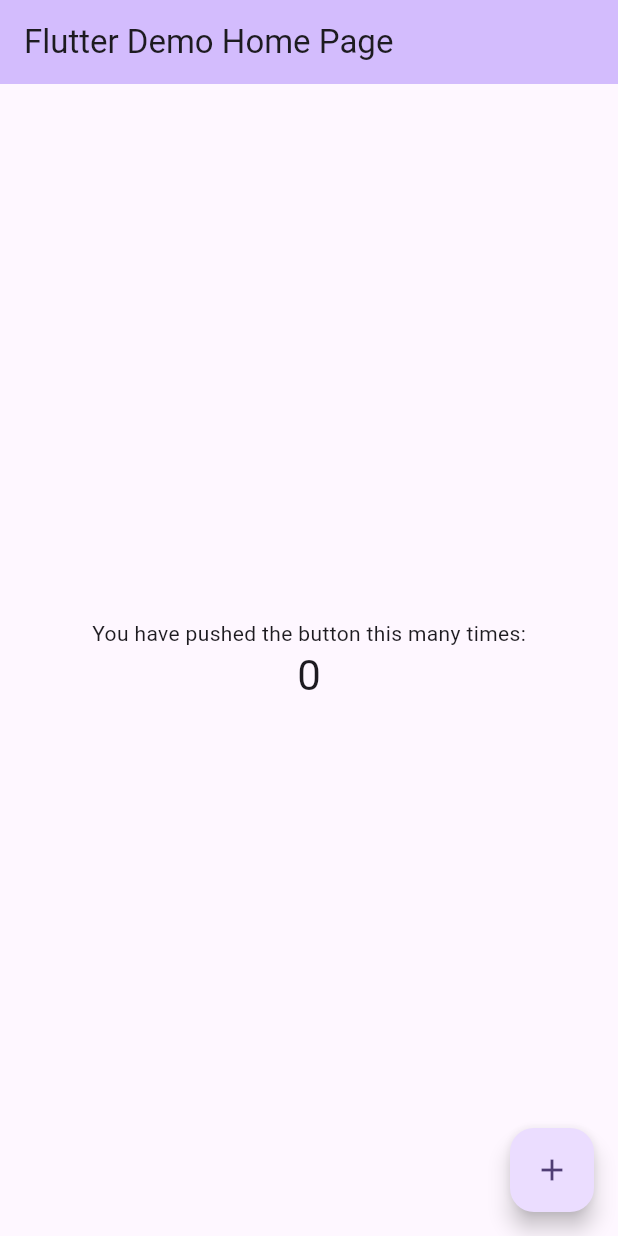
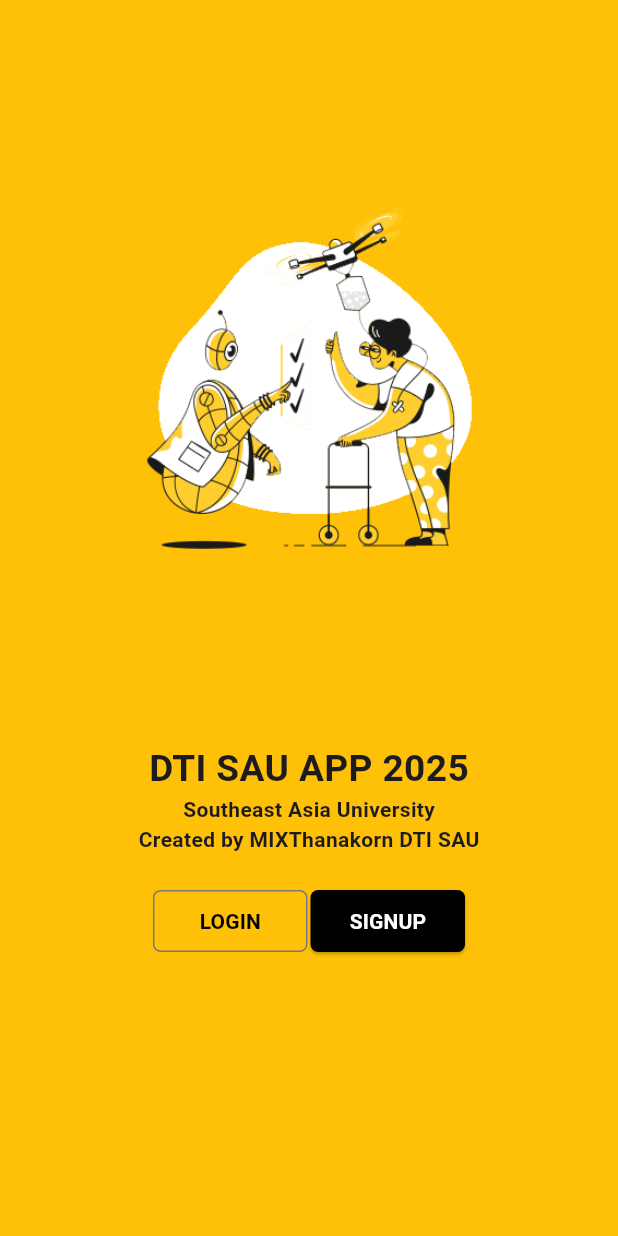
Before and after one commit to 6652410026ThayakornKoomphai/dti_sau_project, a Flutter app: the screen it shows after launch, on a phone screen of 412 x 824 dp. Run offline on Flutter 3.47's test engine with Material 3 defaults, Android fonts, the phone set to English and light mode, and no system bars.

Commit message:
V.2 สร้างหน้า welcome

```diff
--- a/lib/main.dart
+++ b/lib/main.dart
@@ -1,125 +1,28 @@
+import 'package:dti_sau_project/views/welcome_ui.dart';
 import 'package:flutter/material.dart';
 
+
 void main() {
-  runApp(const MyApp());
+  runApp(
+    //เรียกใช้งานคลาสเรียกใช้ Widget หลักของ App ก็คือ MaterialApp()
+    DtiSau(),
+  );
+}
+//----------------------------------------------------------------------
+
+class DtiSau extends StatefulWidget {
+  const DtiSau({super.key});
+
+  @override
+  State<DtiSau> createState() => _DtiSauState();
 }
 
-class MyApp extends StatelessWidget {
-  const MyApp({super.key});
-
-  // This widget is the root of your application.
+class _DtiSauState extends State<DtiSau> {
   @override
   Widget build(BuildContext context) {
     return MaterialApp(
-      title: 'Flutter Demo',
-      theme: ThemeData(
-        // This is the theme of your application.
-        //
-        // TRY THIS: Try running your application with "flutter run". You'll see
-        // the application has a purple toolbar. Then, without quitting the app,
-        // try changing the seedColor in the colorScheme below to Colors.green
-        // and then invoke "hot reload" (save your changes or press the "hot
-        // reload" button in a Flutter-supported IDE, or press "r" if you used
-        // the command line to start the app).
-        //
-        // Notice that the counter didn't reset back to zero; the application
-        // state is not lost during the reload. To reset the state, use hot
-        // restart instead.
-        //
-        // This works for code too, not just values: Most code changes can be
-        // tested with just a hot reload.
-        colorScheme: ColorScheme.fromSeed(seedColor: Colors.deepPurple),
-        useMaterial3: true,
-      ),
-      home: const MyHomePage(title: 'Flutter Demo Home Page'),
+      debugShowCheckedModeBanner: false,
+      home: WelcomeUI(), //เรียกหน้าจอแรก
     );
   }
 }
-
-class MyHomePage extends StatefulWidget {
-  const MyHomePage({super.key, required this.title});
-
-  // This widget is the home page of your application. It is stateful, meaning
-  // that it has a State object (defined below) that contains fields that affect
-  // how it looks.
-
-  // This class is the configuration for the state. It holds the values (in this
-  // case the title) provided by the parent (in this case the App widget) and
-  // used by the build method of the State. Fields in a Widget subclass are
-  // always marked "final".
-
-  final String title;
-
-  @override
-  State<MyHomePage> createState() => _MyHomePageState();
-}
-
-class _MyHomePageState extends State<MyHomePage> {
-  int _counter = 0;
-
-  void _incrementCounter() {
-    setState(() {
-      // This call to setState tells the Flutter framework that something has
-      // changed in this State, which causes it to rerun the build method below
-      // so that the display can reflect the updated values. If we changed
-      // _counter without calling setState(), then the build method would not be
-      // called again, and so nothing would appear to happen.
-      _counter++;
-    });
-  }
-
-  @override
-  Widget build(BuildContext context) {
-    // This method is rerun every time setState is called, for instance as done
-    // by the _incrementCounter method above.
-    //
-    // The Flutter framework has been optimized to make rerunning build methods
-    // fast, so that you can just rebuild anything that needs updating rather
-    // than having to individually change instances of widgets.
-    return Scaffold(
-      appBar: AppBar(
-        // TRY THIS: Try changing the color here to a specific color (to
-        // Colors.amber, perhaps?) and trigger a hot reload to see the AppBar
-        // change color while the other colors stay the same.
-        backgroundColor: Theme.of(context).colorScheme.inversePrimary,
-        // Here we take the value from the MyHomePage object that was created by
-        // the App.build method, and use it to set our appbar title.
-        title: Text(widget.title),
-      ),
-      body: Center(
-        // Center is a layout widget. It takes a single child and positions it
-        // in the middle of the parent.
-        child: Column(
-          // Column is also a layout widget. It takes a list of children and
-          // arranges them vertically. By default, it sizes itself to fit its
-          // children horizontally, and tries to be as tall as its parent.
-          //
-          // Column has various properties to control how it sizes itself and
-          // how it positions its children. Here we use mainAxisAlignment to
-          // center the children vertically; the main axis here is the vertical
-          // axis because Columns are vertical (the cross axis would be
-          // horizontal).
-          //
-          // TRY THIS: Invoke "debug painting" (choose the "Toggle Debug Paint"
-          // action in the IDE, or press "p" in the console), to see the
-          // wireframe for each widget.
-          mainAxisAlignment: MainAxisAlignment.center,
-          children: <Widget>[
-            const Text(
-              'You have pushed the button this many times:',
-            ),
-            Text(
-              '$_counter',
-              style: Theme.of(context).textTheme.headlineMedium,
-            ),
-          ],
-        ),
-      ),
-      floatingActionButton: FloatingActionButton(
-        onPressed: _incrementCounter,
-        tooltip: 'Increment',
-        child: const Icon(Icons.add),
-      ), // This trailing comma makes auto-formatting nicer for build methods.
-    );
-  }
-}
--- /dev/null
+++ b/lib/views/login_ui.dart
@@ -0,0 +1,15 @@
+import 'package:flutter/material.dart';
+
+class LoginUI extends StatefulWidget {
+  const LoginUI({super.key});
+
+  @override
+  State<LoginUI> createState() => _LoginUIState();
+}
+
+class _LoginUIState extends State<LoginUI> {
+  @override
+  Widget build(BuildContext context) {
+    return Scaffold();
+  }
+}
--- /dev/null
+++ b/lib/views/signup_ui.dart
@@ -0,0 +1,15 @@
+import 'package:flutter/material.dart';
+
+class SignupUI extends StatefulWidget {
+  const SignupUI({super.key});
+
+  @override
+  State<SignupUI> createState() => _SignupUIState();
+}
+
+class _SignupUIState extends State<SignupUI> {
+  @override
+  Widget build(BuildContext context) {
+    return Scaffold();
+  }
+}
--- /dev/null
+++ b/lib/views/welcome_ui.dart
@@ -0,0 +1,107 @@
+// ignore_for_file: sort_child_properties_last
+
+import 'package:flutter/material.dart';
+
+class WelcomeUI extends StatefulWidget {
+  const WelcomeUI({super.key});
+
+  @override
+  State<WelcomeUI> createState() => _WelcomeUIState();
+}
+
+class _WelcomeUIState extends State<WelcomeUI> {
+  @override
+  Widget build(BuildContext context) {
+    return Scaffold(
+      backgroundColor: Colors.amber,
+      body: Center(
+        child: Column(
+          children: [
+            SizedBox(
+              height: MediaQuery.of(context).size.height * 0.15,
+            ),
+            Image.asset(
+              'assets/images/logo.png',
+              width: MediaQuery.of(context).size.width * 0.65,
+            ),
+            SizedBox(
+              height: MediaQuery.of(context).size.height * 0.125,
+            ),
+            Text(
+              'DTI SAU APP 2025',
+              style: TextStyle(
+                fontSize:MediaQuery.of(context).size.height * 0.03,
+                fontWeight: FontWeight.bold,
+                ),
+                ),
+            Text(
+              'Southeast Asia University',
+              style: TextStyle(
+                fontWeight: FontWeight.bold,
+                ),
+                ),
+                Text(
+              'Created by MIXThanakorn DTI SAU',
+              style: TextStyle(
+                fontWeight: FontWeight.bold,
+                ),
+                ),
+            SizedBox(
+              height: MediaQuery.of(context).size.height * 0.0250,
+            ),
+          Row(
+            mainAxisAlignment: MainAxisAlignment.center,
+
+            children: [
+              OutlinedButton(
+                onPressed: (){},
+                child: Text(
+                  'LOGIN',
+                  style: TextStyle(
+                    color: const Color.fromARGB(255, 0, 0, 0),
+                    fontWeight: FontWeight.bold
+                  ),
+                ),
+                style: OutlinedButton.styleFrom(
+                  shape: RoundedRectangleBorder(
+                    borderRadius: BorderRadius.circular(5.0)
+                  ),
+                  fixedSize: Size(
+                    MediaQuery.of(context).size.width * 0.25,
+                    MediaQuery.of(context).size.height * 0.05
+                  ),
+
+                ),
+                ),
+              SizedBox(
+              width: MediaQuery.of(context).size.height * 0.0025,
+            ),
+              ElevatedButton(
+                onPressed: (){},
+                child: Text(
+                  'SIGNUP',
+                  style: TextStyle(
+                    color: Colors.white,
+                    fontWeight: FontWeight.bold
+                  ),
+                ),
+                style: OutlinedButton.styleFrom(
+                  shape: RoundedRectangleBorder(
+                    borderRadius: BorderRadius.circular(5.0)
+                  ),
+                  fixedSize: Size(
+                    MediaQuery.of(context).size.width * 0.25,
+                    MediaQuery.of(context).size.height * 0.05
+                  ),
+                  backgroundColor: Colors.black,
+
+                ),
+              )
+            ],
+          )
+          ],
+        ),
+      ),
+    );
+  }
+}
```
